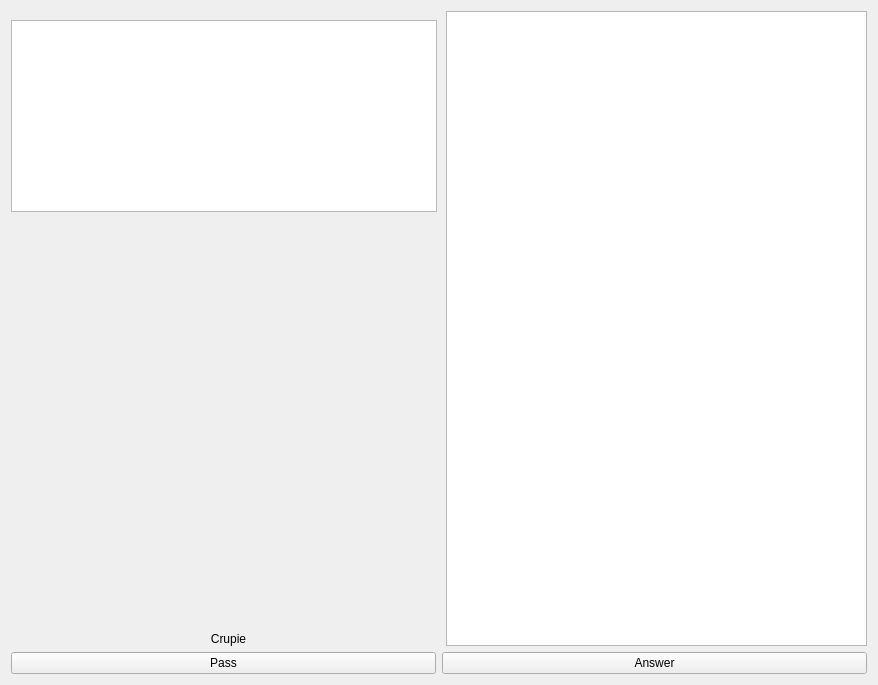
The window that gamescreen.ui (VoiceShifter/SiGame) describes before a commit, drawn with Qt 5.
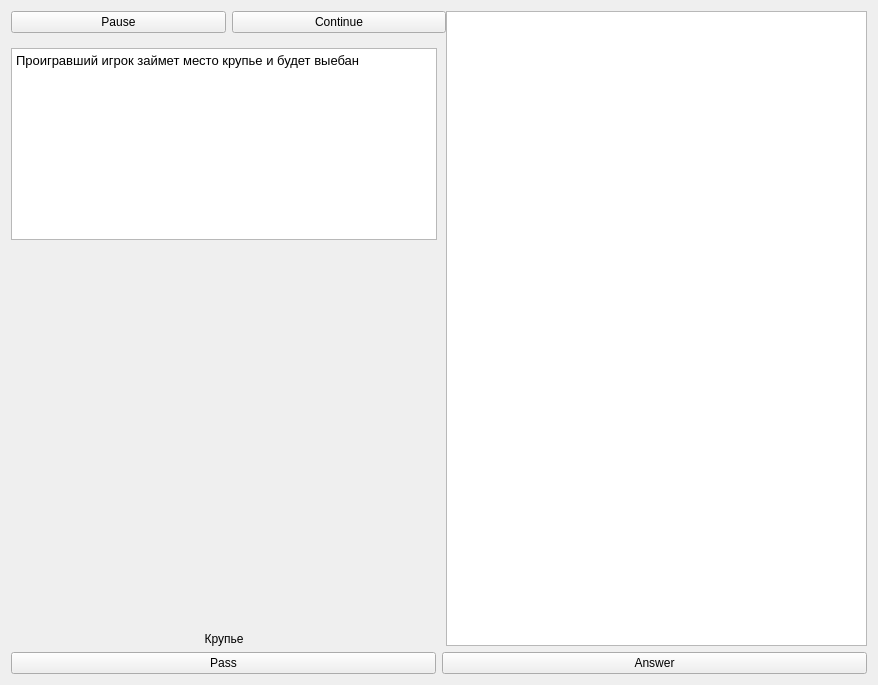
The same window after the commit.

What changed in the file:
```diff
--- a/gamescreen.ui
+++ b/gamescreen.ui
@@ -29,9 +29,27 @@
       <number>0</number>
      </property>
      <widget class="QWidget" name="verticalLayoutWidget">
-      <layout class="QVBoxLayout" name="JudgeLayout" stretch="0,0">
+      <layout class="QVBoxLayout" name="JudgeLayout" stretch="0,1,1">
        <item>
-        <widget class="QWidget" name="widget_2" native="true">
+        <layout class="QHBoxLayout" name="controls" stretch="0,0">
+         <item>
+          <widget class="QPushButton" name="pushButton_3">
+           <property name="text">
+            <string>Pause</string>
+           </property>
+          </widget>
+         </item>
+         <item>
+          <widget class="QPushButton" name="pushButton_5">
+           <property name="text">
+            <string>Continue</string>
+           </property>
+          </widget>
+         </item>
+        </layout>
+       </item>
+       <item>
+        <widget class="QWidget" name="crupie_text" native="true">
          <property name="sizePolicy">
           <sizepolicy hsizetype="Preferred" vsizetype="Maximum">
            <horstretch>0</horstretch>
@@ -50,6 +68,17 @@
               <verstretch>0</verstretch>
              </sizepolicy>
             </property>
+            <property name="html">
+             <string>&lt;!DOCTYPE HTML PUBLIC &quot;-//W3C//DTD HTML 4.0//EN&quot; &quot;http://www.w3.org/TR/REC-html40/strict.dtd&quot;&gt;
+&lt;html&gt;&lt;head&gt;&lt;meta name=&quot;qrichtext&quot; content=&quot;1&quot; /&gt;&lt;meta charset=&quot;utf-8&quot; /&gt;&lt;style type=&quot;text/css&quot;&gt;
+p, li { white-space: pre-wrap; }
+hr { height: 1px; border-width: 0; }
+li.unchecked::marker { content: &quot;\2610&quot;; }
+li.checked::marker { content: &quot;\2612&quot;; }
+&lt;/style&gt;&lt;/head&gt;&lt;body style=&quot; font-family:'JetBrains Mono'; font-size:10pt; font-weight:400; font-style:normal;&quot;&gt;
+&lt;p style=&quot; margin-top:0px; margin-bottom:0px; margin-left:0px; margin-right:0px; -qt-block-indent:0; text-indent:0px;&quot;&gt;Проигравший игрок займет место крупье и будет выебан&lt;/p&gt;
+&lt;p style=&quot;-qt-paragraph-type:empty; margin-top:0px; margin-bottom:0px; margin-left:0px; margin-right:0px; -qt-block-indent:0; text-indent:0px;&quot;&gt;&lt;br /&gt;&lt;/p&gt;&lt;/body&gt;&lt;/html&gt;</string>
+            </property>
            </widget>
           </item>
          </layout>
@@ -57,6 +86,9 @@
        </item>
        <item>
         <layout class="QVBoxLayout" name="verticalLayout_2">
+         <property name="rightMargin">
+          <number>9</number>
+         </property>
          <item>
           <widget class="QWidget" name="widget" native="true">
            <property name="sizePolicy">
@@ -76,7 +108,7 @@
             </sizepolicy>
            </property>
            <property name="text">
-            <string>Crupie</string>
+            <string>Крупье</string>
            </property>
            <property name="alignment">
             <set>Qt::AlignmentFlag::AlignCenter</set>
```
Left out of the diff: 16 changed lines with no effect on the pictures.
